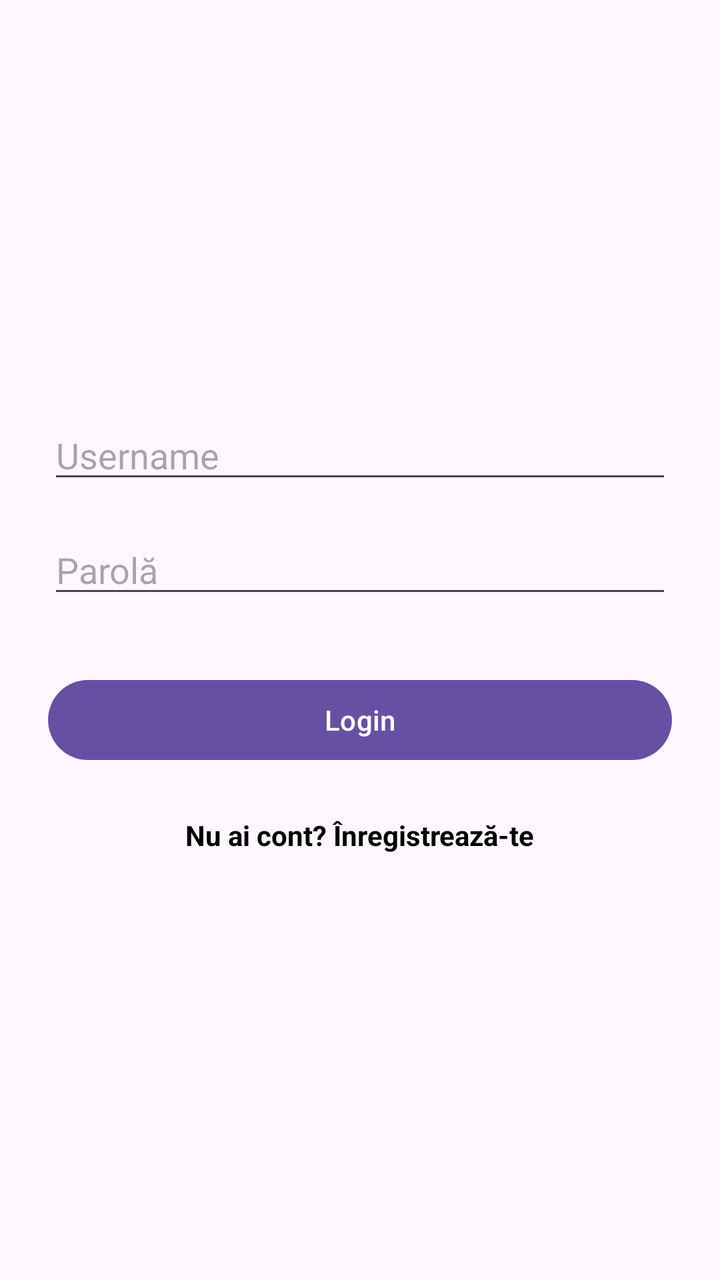
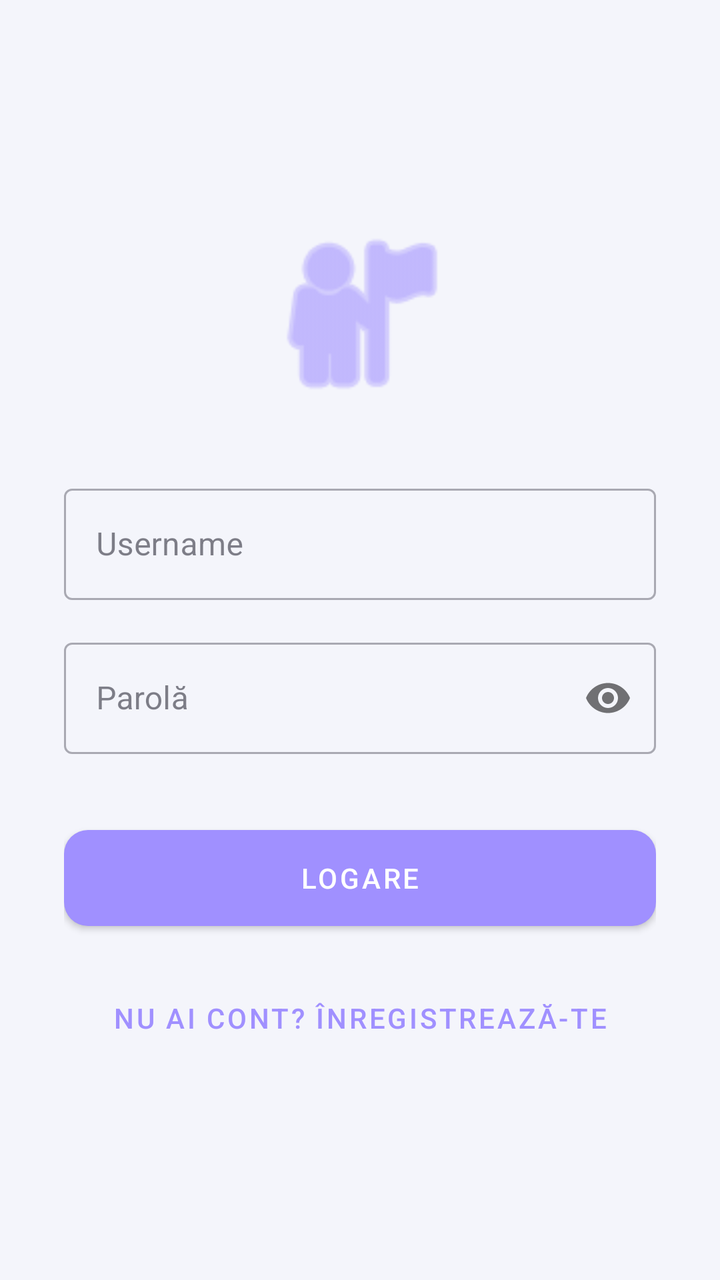

Compare the two renders of this Android layout. The source of the first and the diff that turns it into the second are given below.
<!-- AndroidManifest.xml: application theme Theme.Bad_Habits_Tracker -->
<!-- res/layout/fragment_login.xml -->
<?xml version="1.0" encoding="utf-8"?>
<androidx.constraintlayout.widget.ConstraintLayout
    xmlns:android="http://schemas.android.com/apk/res/android"
    xmlns:app="http://schemas.android.com/apk/res-auto"
    android:layout_width="match_parent"
    android:layout_height="match_parent"
    android:padding="24dp">

    <EditText
        android:id="@+id/etUsername"
        android:layout_width="0dp"
        android:layout_height="wrap_content"
        android:hint="Username"
        android:inputType="textPersonName"
        app:layout_constraintBottom_toTopOf="@+id/etPassword"
        app:layout_constraintEnd_toEndOf="parent"
        app:layout_constraintStart_toStartOf="parent"
        app:layout_constraintTop_toTopOf="parent"
        app:layout_constraintVertical_chainStyle="packed" />

    <EditText
        android:id="@+id/etPassword"
        android:layout_width="0dp"
        android:layout_height="wrap_content"
        android:layout_marginTop="16dp"
        android:hint="Parolă"
        android:inputType="textPassword"
        app:layout_constraintBottom_toTopOf="@+id/btnLogin"
        app:layout_constraintEnd_toEndOf="parent"
        app:layout_constraintStart_toStartOf="parent"
        app:layout_constraintTop_toBottomOf="@+id/etUsername" />

    <Button
        android:id="@+id/btnLogin"
        android:layout_width="0dp"
        android:layout_height="wrap_content"
        android:layout_marginTop="32dp"
        android:text="Login"
        app:layout_constraintBottom_toTopOf="@+id/tvRegister"
        app:layout_constraintEnd_toEndOf="parent"
        app:layout_constraintStart_toStartOf="parent"
        app:layout_constraintTop_toBottomOf="@+id/etPassword" />

    <TextView
        android:id="@+id/tvRegister"
        android:layout_width="wrap_content"
        android:layout_height="wrap_content"
        android:layout_marginTop="16dp"
        android:text="Nu ai cont? Înregistrează-te"
        android:textColor="@color/black"
        android:textStyle="bold"
        android:padding="8dp"
        app:layout_constraintBottom_toBottomOf="parent"
        app:layout_constraintEnd_toEndOf="parent"
        app:layout_constraintStart_toStartOf="parent"
        app:layout_constraintTop_toBottomOf="@+id/btnLogin" />

</androidx.constraintlayout.widget.ConstraintLayout>
<!-- resources referenced by this layout -->
<resources>
  <color name="black">#FF000000</color>
  <style name="Theme.Bad_Habits_Tracker" parent="Base.Theme.Bad_Habits_Tracker" />
  <style name="Base.Theme.Bad_Habits_Tracker" parent="Theme.Material3.DayNight.NoActionBar">
          
          
      </style>
</resources>

<!-- the commit's change to res/layout/fragment_login.xml (unified diff, before → after) -->
@@ -4,52 +4,80 @@
     xmlns:app="http://schemas.android.com/apk/res-auto"
     android:layout_width="match_parent"
     android:layout_height="match_parent"
-    android:padding="24dp">
+    android:padding="32dp">
 
-    <EditText
-        android:id="@+id/etUsername"
-        android:layout_width="0dp"
-        android:layout_height="wrap_content"
-        android:hint="Username"
-        android:inputType="textPersonName"
-        app:layout_constraintBottom_toTopOf="@+id/etPassword"
+    <ImageView
+        android:id="@+id/ivLogo"
+        android:layout_width="100dp"
+        android:layout_height="100dp"
+        android:src="@android:drawable/ic_menu_myplaces"
+        app:tint="?attr/colorPrimary"
+        app:layout_constraintBottom_toTopOf="@+id/tilUsername"
         app:layout_constraintEnd_toEndOf="parent"
         app:layout_constraintStart_toStartOf="parent"
         app:layout_constraintTop_toTopOf="parent"
         app:layout_constraintVertical_chainStyle="packed" />
 
-    <EditText
-        android:id="@+id/etPassword"
+    <com.google.android.material.textfield.TextInputLayout
+        android:id="@+id/tilUsername"
+        style="@style/Widget.MaterialComponents.TextInputLayout.OutlinedBox"
+        android:layout_width="0dp"
+        android:layout_height="wrap_content"
+        android:layout_marginTop="32dp"
+        android:hint="@string/prompt_username"
+        app:layout_constraintBottom_toTopOf="@+id/tilPassword"
+        app:layout_constraintEnd_toEndOf="parent"
+        app:layout_constraintStart_toStartOf="parent"
+        app:layout_constraintTop_toBottomOf="@+id/ivLogo">
+
+        <com.google.android.material.textfield.TextInputEditText
+            android:id="@+id/etUsername"
+            android:layout_width="match_parent"
+            android:layout_height="wrap_content"
+            android:inputType="textPersonName" />
+
+    </com.google.android.material.textfield.TextInputLayout>
+
+    <com.google.android.material.textfield.TextInputLayout
+        android:id="@+id/tilPassword"
+        style="@style/Widget.MaterialComponents.TextInputLayout.OutlinedBox"
         android:layout_width="0dp"
         android:layout_height="wrap_content"
         android:layout_marginTop="16dp"
-        android:hint="Parolă"
-        android:inputType="textPassword"
+        android:hint="@string/prompt_password"
+        app:passwordToggleEnabled="true"
         app:layout_constraintBottom_toTopOf="@+id/btnLogin"
         app:layout_constraintEnd_toEndOf="parent"
         app:layout_constraintStart_toStartOf="parent"
-        app:layout_constraintTop_toBottomOf="@+id/etUsername" />
+        app:layout_constraintTop_toBottomOf="@+id/tilUsername">
 
-    <Button
+        <com.google.android.material.textfield.TextInputEditText
+            android:id="@+id/etPassword"
+            android:layout_width="match_parent"
+            android:layout_height="wrap_content"
+            android:inputType="textPassword" />
+
+    </com.google.android.material.textfield.TextInputLayout>
+
+    <com.google.android.material.button.MaterialButton
         android:id="@+id/btnLogin"
         android:layout_width="0dp"
-        android:layout_height="wrap_content"
+        android:layout_height="60dp"
         android:layout_marginTop="32dp"
-        android:text="Login"
+        android:text="@string/action_login"
+        app:cornerRadius="12dp"
         app:layout_constraintBottom_toTopOf="@+id/tvRegister"
         app:layout_constraintEnd_toEndOf="parent"
         app:layout_constraintStart_toStartOf="parent"
-        app:layout_constraintTop_toBottomOf="@+id/etPassword" />
+        app:layout_constraintTop_toBottomOf="@+id/tilPassword" />
 
-    <TextView
+    <com.google.android.material.button.MaterialButton
+        style="@style/Widget.MaterialComponents.Button.TextButton"
         android:id="@+id/tvRegister"
         android:layout_width="wrap_content"
         android:layout_height="wrap_content"
         android:layout_marginTop="16dp"
-        android:text="Nu ai cont? Înregistrează-te"
-        android:textColor="@color/black"
-        android:textStyle="bold"
-        android:padding="8dp"
+        android:text="@string/action_no_account"
         app:layout_constraintBottom_toBottomOf="parent"
         app:layout_constraintEnd_toEndOf="parent"
         app:layout_constraintStart_toStartOf="parent"
<!-- resource entries referenced after the edit -->
@@ -1,10 +1,36 @@
 <!-- resources referenced by this layout -->
 <resources>
-  <color name="black">#FF000000</color>
-  <style name="Theme.Bad_Habits_Tracker" parent="Base.Theme.Bad_Habits_Tracker" />
-  <style name="Base.Theme.Bad_Habits_Tracker" parent="Theme.Material3.DayNight.NoActionBar">
+  <string name="action_login">Logare</string>
+  <string name="action_no_account">Nu ai cont? Înregistrează-te</string>
+  <string name="prompt_password">Parolă</string>
+  <string name="prompt_username">Username</string>
+  <style name="Theme.Bad_Habits_Tracker" parent="Theme.MaterialComponents.Light.NoActionBar">
+          
+          <item name="colorPrimary">@color/colorPrimary</item>
+          <item name="colorPrimaryVariant">@color/colorPrimaryDark</item>
+          <item name="colorOnPrimary">@color/white</item>
           
           
+          <item name="colorSecondary">@color/colorSecondary</item>
+          <item name="colorSecondaryVariant">@color/colorSecondary</item>
+          <item name="colorOnSecondary">@color/textColorPrimary</item>
+          
+          
+          <item name="android:colorBackground">@color/colorBackground</item>
+          <item name="colorSurface">@color/colorSurface</item>
+          <item name="colorOnBackground">@color/textColorPrimary</item>
+          <item name="colorOnSurface">@color/textColorPrimary</item>
+          
+          
+          <item name="colorError">@color/colorError</item>
       </style>
+  <color name="colorPrimary">#A090FF</color>
+  <color name="colorPrimaryDark">#705DDA</color>
+  <color name="white">#FFFFFF</color>
+  <color name="colorSecondary">#8BE2C9</color>
+  <color name="textColorPrimary">#2D2D3A</color>
+  <color name="colorBackground">#F4F5FB</color>
+  <color name="colorSurface">#FFFFFF</color>
+  <color name="colorError">#FF8C8C</color>
 </resources>
 
